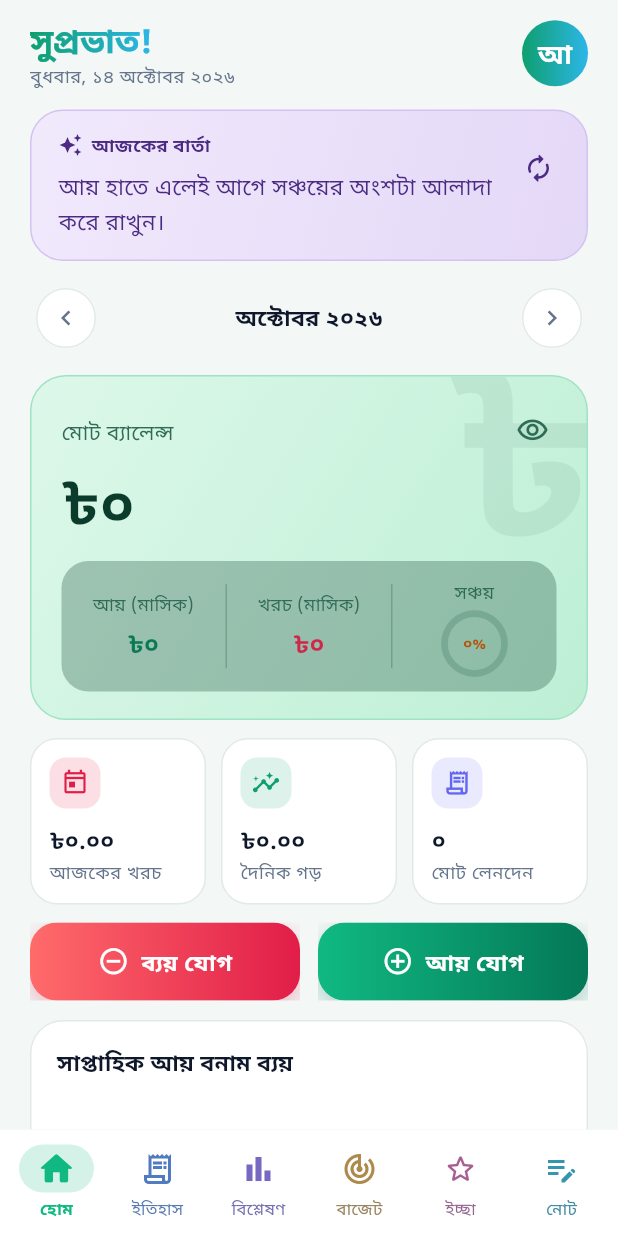
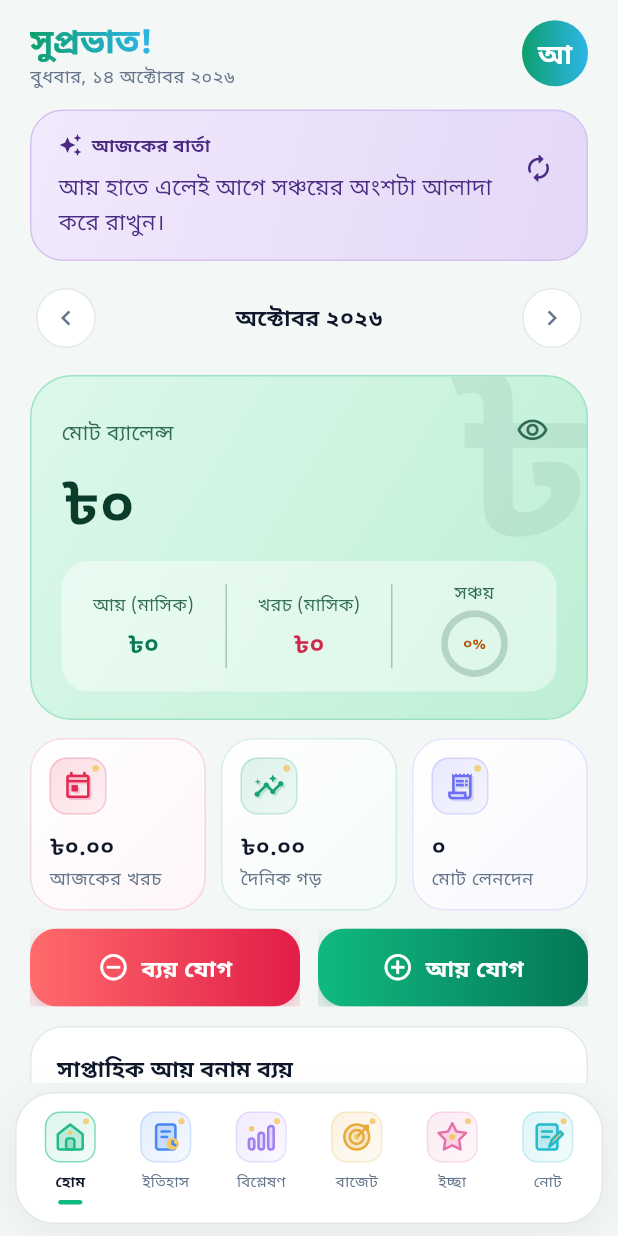
Before and after one commit to eskander-bot/AmarTaka, a Flutter app: the screen it shows after launch, on a phone screen of 412 x 824 dp. Run offline on Flutter 3.47's test engine with Material 3 defaults, Android fonts, the phone set to English and light mode, and no system bars; our stand-ins replace file_picker, flutter_local_notifications, flutter_secure_storage, local_auth, sqflite, timezone; missing offline and left inert: cryptography; accounts and stored records are empty.

Commit message:
Update home_cards.dart

```diff
--- a/source/lib/widgets/home_cards.dart
+++ b/source/lib/widgets/home_cards.dart
@@ -2,6 +2,7 @@ import 'dart:math' as math;
 import 'package:flutter/material.dart';
 import 'package:flutter/services.dart';
 import '../theme/app_theme.dart';
+import 'jewel_icon.dart';
 import '../utils/formatters.dart';
 
 /// Daily short message with a refresh button.
@@ -136,13 +137,13 @@ class _DashboardBalanceCardState extends State<DashboardBalanceCard> {
     return Container(
       clipBehavior: Clip.antiAlias,
       decoration: BoxDecoration(
-        borderRadius: BorderRadius.circular(24),
+        borderRadius: BorderRadius.circular(28),
         border: Border.all(color: dark ? const Color(0xFF14674B) : const Color(0xFF9FE3C4)),
         gradient: LinearGradient(
           begin: Alignment.topLeft,
           end: Alignment.bottomRight,
           colors: dark
-              ? const [Color(0xFF0B7A55), Color(0xFF064E3B)]
+              ? const [Color(0xFF117D67), Color(0xFF073E35)]
               : const [Color(0xFFDDF8EA), Color(0xFFBDEFD5)],
         ),
       ),
@@ -196,7 +197,7 @@ class _DashboardBalanceCardState extends State<DashboardBalanceCard> {
               child: Container(
                 padding: const EdgeInsets.symmetric(vertical: 12),
                 decoration: BoxDecoration(
-                  color: main.withValues(alpha: dark ? 0.08 : 0.28),
+                  color: Colors.white.withValues(alpha: dark ? 0.08 : 0.45),
                   borderRadius: BorderRadius.circular(18),
                 ),
                 child: wide
@@ -242,20 +243,12 @@ class StatTile extends StatelessWidget {
     return Container(
       padding: const EdgeInsets.all(12),
       decoration: BoxDecoration(
-        color: cs.surface,
-        borderRadius: BorderRadius.circular(18),
-        border: Border.all(color: cs.outlineVariant),
+        gradient: LinearGradient(begin: Alignment.topLeft, end: Alignment.bottomRight, colors: [cs.surface, Color.alphaBlend(color.withValues(alpha: 0.045), cs.surface)]),
+        borderRadius: BorderRadius.circular(22),
+        border: Border.all(color: color.withValues(alpha: 0.16)),
       ),
       child: Column(crossAxisAlignment: CrossAxisAlignment.start, children: [
-        Container(
-          width: 34,
-          height: 34,
-          decoration: BoxDecoration(
-            color: color.withValues(alpha: 0.14),
-            borderRadius: BorderRadius.circular(11),
-          ),
-          child: Icon(icon, size: 19, color: color),
-        ),
+        JewelIcon(icon: icon, color: color, size: 38),
         const SizedBox(height: 10),
         FittedBox(
           fit: BoxFit.scaleDown,
@@ -298,7 +291,7 @@ class WeekChartCard extends StatelessWidget {
             width: 8,
             height: math.max(3.0, h),
             margin: const EdgeInsets.symmetric(horizontal: 1.5),
-            decoration: BoxDecoration(color: color, borderRadius: BorderRadius.circular(4)),
+            decoration: BoxDecoration(gradient: LinearGradient(begin: Alignment.topCenter, end: Alignment.bottomCenter, colors: [Color.lerp(color, Colors.white, 0.22)!, color]), borderRadius: BorderRadius.circular(4)),
           ),
         );
 
@@ -351,40 +344,53 @@ class WeekChartCard extends StatelessWidget {
   }
 }
 
-/// Bottom navigation with six colourful tabs: sliding pill, small bounce, light haptic tick.
+/// Floating navigation dock with original two-tone illustrations.
 class AppBottomBar extends StatelessWidget {
   final int selected;
   final ValueChanged<int> onSelect;
   const AppBottomBar({super.key, required this.selected, required this.onSelect});
 
-  static const items = <(IconData, IconData, String, Color)>[
-    (Icons.home_outlined, Icons.home_rounded, 'হোম', Color(0xFF10B981)),
-    (Icons.receipt_long_outlined, Icons.receipt_long_rounded, 'ইতিহাস', Color(0xFF3B82F6)),
-    (Icons.bar_chart_outlined, Icons.bar_chart_rounded, 'বিশ্লেষণ', Color(0xFF8B5CF6)),
-    (Icons.track_changes_outlined, Icons.track_changes_rounded, 'বাজেট', Color(0xFFF59E0B)),
-    (Icons.star_outline_rounded, Icons.star_rounded, 'ইচ্ছা', Color(0xFFEC4899)),
-    (Icons.edit_note_outlined, Icons.edit_note_rounded, 'নোট', Color(0xFF06B6D4)),
+  static const items = <(IconData, String, Color)>[
+    (Icons.home_rounded, 'হোম', Color(0xFF10B981)),
+    (Icons.receipt_long_rounded, 'ইতিহাস', Color(0xFF3B82F6)),
+    (Icons.bar_chart_rounded, 'বিশ্লেষণ', Color(0xFF9B77F3)),
+    (Icons.track_changes_rounded, 'বাজেট', Color(0xFFE5A52E)),
+    (Icons.star_rounded, 'ইচ্ছা', Color(0xFFE56AA4)),
+    (Icons.edit_note_rounded, 'নোট', Color(0xFF17B6CB)),
   ];
 
   @override
   Widget build(BuildContext context) {
     final cs = Theme.of(context).colorScheme;
-    return DecoratedBox(
-      decoration: BoxDecoration(border: Border(top: BorderSide(color: cs.outlineVariant))),
+    final dark = Theme.of(context).brightness == Brightness.dark;
+    return SafeArea(
+      top: false,
+      minimum: const EdgeInsets.fromLTRB(10, 6, 10, 8),
+      child: Container(
+        decoration: BoxDecoration(
+          color: cs.surface,
+          borderRadius: BorderRadius.circular(26),
+          border: Border.all(color: cs.outlineVariant),
+          boxShadow: [BoxShadow(color: Colors.black.withValues(alpha: dark ? 0.18 : 0.06), blurRadius: 24, offset: const Offset(0, 6))],
+        ),
         child: Material(
-        color: cs.surface,
-        child: SafeArea(
-          top: false,
-          child: MediaQuery.withClampedTextScaling(
-            minScaleFactor: 1,
-            maxScaleFactor: 1.15,
+          color: Colors.transparent,
+          borderRadius: BorderRadius.circular(26),
+          clipBehavior: Clip.antiAlias,
           child: Padding(
-              padding: const EdgeInsets.fromLTRB(4, 6, 4, 6),
-              child: Row(children: [
+            padding: const EdgeInsets.symmetric(horizontal: 4, vertical: 8),
+            child: Row(crossAxisAlignment: CrossAxisAlignment.start, children: [
               for (var i = 0; i < items.length; i++)
                 Expanded(
+                  child: Semantics(
+                    selected: i == selected,
+                    button: true,
+                    label: items[i].$2,
+                    excludeSemantics: true,
+                    child: Tooltip(
+                      message: items[i].$2,
                       child: InkWell(
-                      borderRadius: BorderRadius.circular(14),
+                        borderRadius: BorderRadius.circular(18),
                         onTap: () {
                           if (i != selected) HapticFeedback.selectionClick();
                           onSelect(i);
@@ -392,44 +398,26 @@ class AppBottomBar extends StatelessWidget {
                         child: Padding(
                           padding: const EdgeInsets.symmetric(vertical: 4),
                           child: Column(mainAxisSize: MainAxisSize.min, children: [
+                            JewelIcon(icon: items[i].$1, color: items[i].$3, size: 34,
+                                selected: i == selected, navigationIndex: i),
+                            const SizedBox(height: 5),
+                            Text(items[i].$2, maxLines: 1, overflow: TextOverflow.ellipsis,
+                              style: TextStyle(fontSize: 10, fontWeight: i == selected ? FontWeight.w700 : FontWeight.w500,
+                                color: i == selected ? cs.onSurface : cs.onSurfaceVariant)),
+                            const SizedBox(height: 5),
                             AnimatedContainer(
-                            duration: const Duration(milliseconds: 240),
-                            curve: Curves.easeOutCubic,
-                            width: i == selected ? 50 : 28,
-                            height: 32,
-                            alignment: Alignment.center,
-                            decoration: BoxDecoration(
-                              color: i == selected ? items[i].$4.withValues(alpha: 0.18) : Colors.transparent,
-                              borderRadius: BorderRadius.circular(16),
+                              duration: MediaQuery.disableAnimationsOf(context) ? Duration.zero : const Duration(milliseconds: 200),
+                              height: 3, width: i == selected ? 16 : 4,
+                              decoration: BoxDecoration(color: i == selected ? items[i].$3 : Colors.transparent,
+                                borderRadius: BorderRadius.circular(3)),
                             ),
-                            child: AnimatedScale(
-                              scale: i == selected ? 1.12 : 1.0,
-                              duration: const Duration(milliseconds: 240),
-                              curve: Curves.easeOutBack,
-                              child: Icon(i == selected ? items[i].$2 : items[i].$1,
-                                  size: 24,
-                                  color: i == selected
-                                      ? items[i].$4
-                                      : Color.lerp(cs.onSurfaceVariant, items[i].$4, 0.5)),
-                            ),
-                          ),
-                          const SizedBox(height: 3),
-                          Text(items[i].$3,
-                              maxLines: 1,
-                              overflow: TextOverflow.ellipsis,
-                              style: TextStyle(
-                                fontSize: 11,
-                                fontWeight: i == selected ? FontWeight.w700 : FontWeight.w500,
-                                color: i == selected
-                                    ? items[i].$4
-                                    : Color.lerp(cs.onSurfaceVariant, items[i].$4, 0.35),
-                              )),
                           ]),
                         ),
                       ),
                     ),
+                  ),
+                ),
             ]),
-            ),
           ),
         ),
       ),
```
Lines whose indentation alone changed are shown as unchanged.
